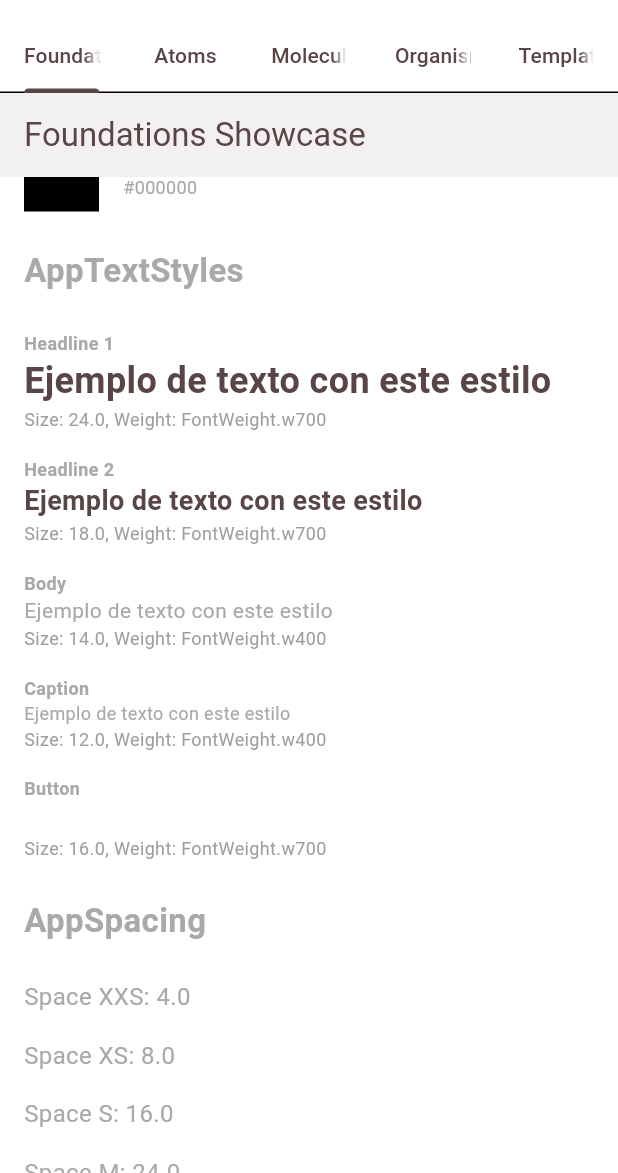
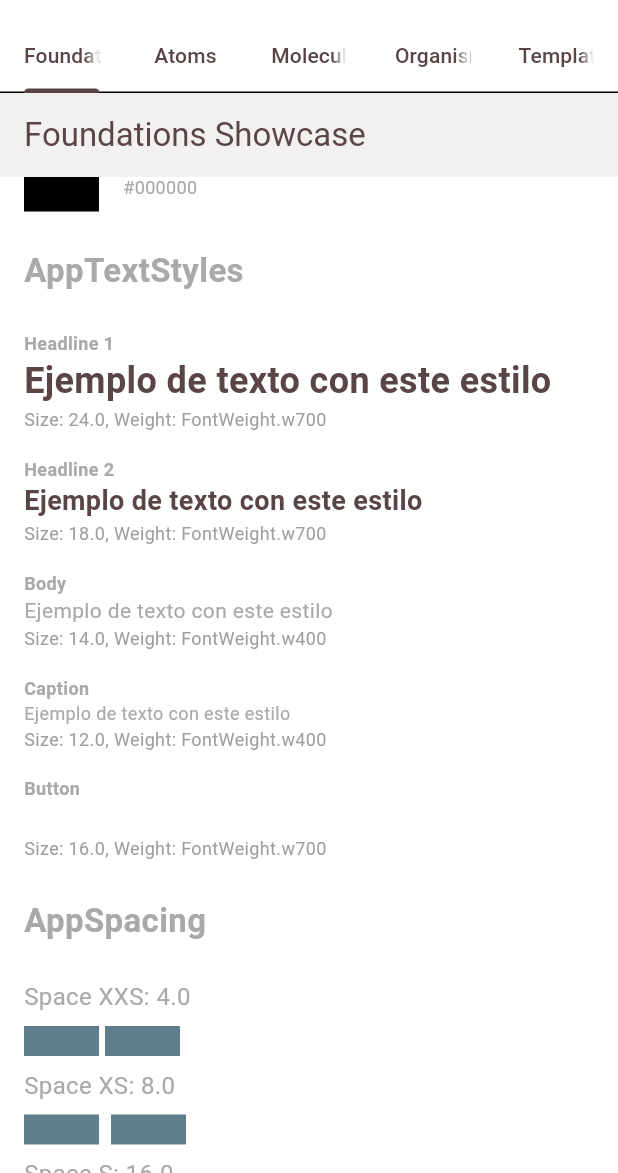
Before and after one commit to etoncel/ecommerce_design_system, a Flutter app: the screen it shows after launch, scrolled down 576 dp, on a phone screen of 412 x 824 dp, the part 63-1236 px from its top. Run offline on Flutter 3.47's test engine with Material 3 defaults, Android fonts, the phone set to English and light mode, and no system bars.

Commit message:
Change space and size sample widgets

```diff
--- a/example/lib/screens/foundations_showcase_screen.dart
+++ b/example/lib/screens/foundations_showcase_screen.dart
@@ -113,40 +113,29 @@ class FoundationsShowcaseScreen extends StatelessWidget {
   }
 
   Widget _buildAppSpacing() {
+    Row getSample({required Widget spacingWidget}) {
+      return Row(
+        children: [
+          Container(width: 50, height: 20, color: Colors.blueGrey),
+          spacingWidget,
+          Container(width: 50, height: 20, color: Colors.blueGrey),
+        ],
+      );
+    }
+
     return Column(
       crossAxisAlignment: CrossAxisAlignment.start,
       children: [
         _buildSpacingItem('Space XXS', AppSpacing.spaceXxs),
+        getSample(spacingWidget: AppSpacing.horizontalXxs),
         _buildSpacingItem('Space XS', AppSpacing.spaceXs),
+        getSample(spacingWidget: AppSpacing.horizontalXs),
         _buildSpacingItem('Space S', AppSpacing.spaceS),
+        getSample(spacingWidget: AppSpacing.horizontalS),
         _buildSpacingItem('Space M', AppSpacing.spaceM),
+        getSample(spacingWidget: AppSpacing.horizontalM),
         _buildSpacingItem('Space L', AppSpacing.spaceL),
-        AppSpacing.verticalS,
-        const Text(
-          'Visualización de Espaciados (horizontal y vertical):',
-          style: TextStyle(fontWeight: FontWeight.bold),
-        ),
-        AppSpacing.verticalXs,
-        Row(
-          children: [
-            Container(width: 50, height: 20, color: Colors.blueGrey),
-            AppSpacing.horizontalXxs,
-            Container(width: 50, height: 20, color: Colors.blueGrey),
-            AppSpacing.horizontalS,
-            Container(width: 50, height: 20, color: Colors.blueGrey),
-          ],
-        ),
-        AppSpacing.verticalXs,
-        Column(
-          crossAxisAlignment: CrossAxisAlignment.start,
-          children: [
-            Container(width: 50, height: 20, color: Colors.blueGrey),
-            AppSpacing.verticalXxs,
-            Container(width: 50, height: 20, color: Colors.blueGrey),
-            AppSpacing.verticalS,
-            Container(width: 50, height: 20, color: Colors.blueGrey),
-          ],
-        ),
+        getSample(spacingWidget: AppSpacing.horizontalL),
       ],
     );
   }
@@ -159,31 +148,30 @@ class FoundationsShowcaseScreen extends StatelessWidget {
   }
 
   Widget _buildAppSizes() {
+    Widget getSample(double size) {
+      return Container(
+        width: size,
+        height: size,
+        decoration: BoxDecoration(
+          color: Colors.deepPurple.withValues(alpha: 0.3),
+        ),
+        alignment: Alignment.center,
+      );
+    }
+
     return Column(
       crossAxisAlignment: CrossAxisAlignment.start,
       children: [
-        _buildSizeItem('Border Radius Small', AppSizes.sXS),
         _buildSizeItem('Extra Extra Small', AppSizes.sXXS),
+        getSample(AppSizes.sXXS),
         _buildSizeItem('Extra Small', AppSizes.sXS),
+        getSample(AppSizes.sXS),
         _buildSizeItem('Small', AppSizes.sS),
+        getSample(AppSizes.sXS),
         _buildSizeItem('Medium', AppSizes.sM),
+        getSample(AppSizes.sM),
         _buildSizeItem('Large', AppSizes.sL),
-        AppSpacing.verticalS,
-        const Text(
-          'Visualización de AppSizes:',
-          style: TextStyle(fontWeight: FontWeight.bold),
-        ),
-        AppSpacing.verticalXs,
-        Container(
-          width: AppSizes.sL * 2, // Example usage
-          height: AppSizes.sM,
-          decoration: BoxDecoration(
-            color: Colors.deepPurple.withValues(alpha: 0.3),
-            borderRadius: BorderRadius.circular(AppSizes.sXS),
-          ),
-          alignment: Alignment.center,
-          child: Text('Ancho: ${AppSizes.sL * 2}, Alto: ${AppSizes.sM}'),
-        ),
+        getSample(AppSizes.sL),
       ],
     );
   }
```
Also changed, not shown: 1 other file.
